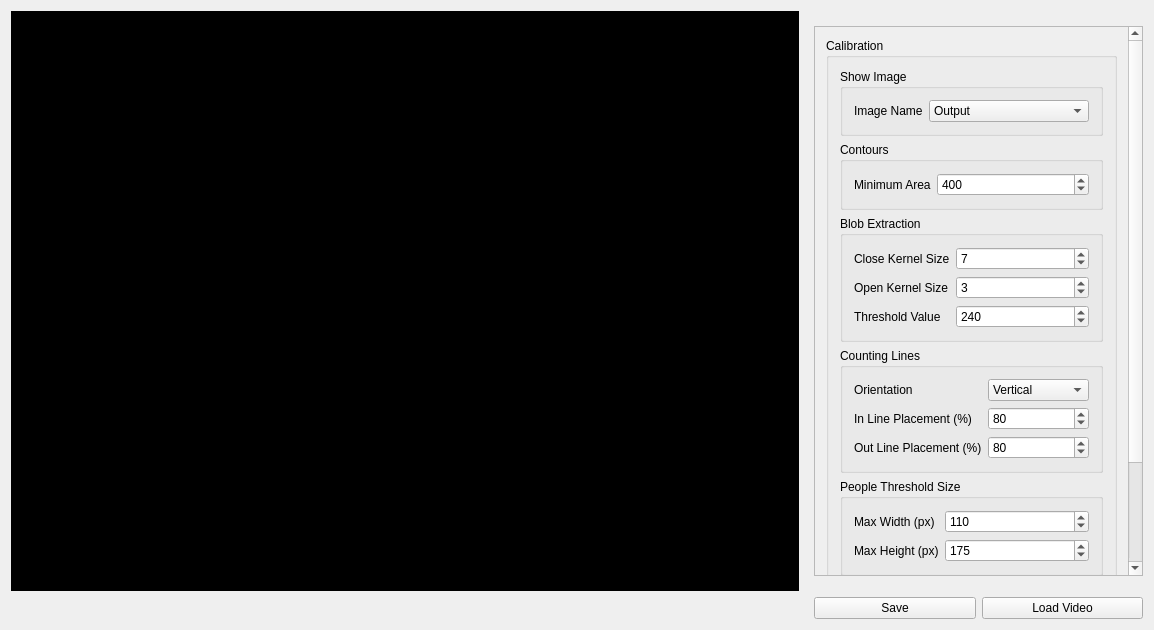
Old version of the form PeopleCountQT/PeopleCountQT/PeopleCountQT.ui in the repository Jonzy3000/FYP.
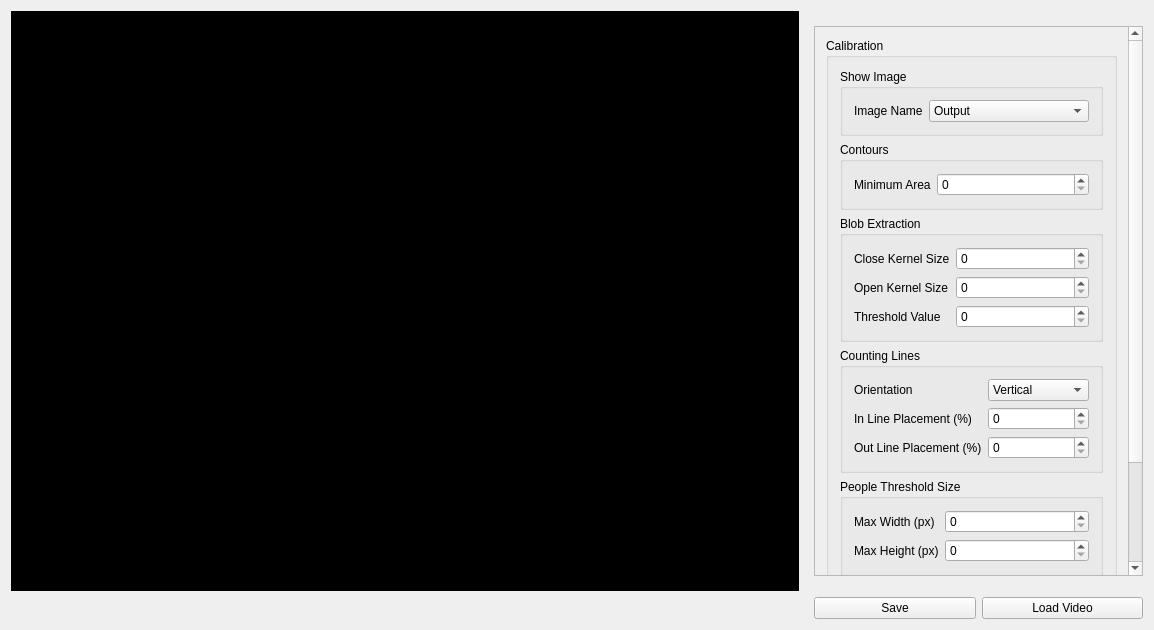
New version of the form.

What changed in the file:
```diff
--- a/PeopleCountQT/PeopleCountQT/PeopleCountQT.ui
+++ b/PeopleCountQT/PeopleCountQT/PeopleCountQT.ui
@@ -57,7 +57,7 @@
        <property name="geometry">
         <rect>
          <x>0</x>
-         <y>0</y>
+         <y>-73</y>
          <width>281</width>
          <height>621</height>
         </rect>
@@ -133,7 +133,7 @@
                  <number>1000</number>
                 </property>
                 <property name="value">
-                 <number>400</number>
+                 <number>0</number>
                 </property>
                </widget>
               </item>
@@ -173,7 +173,7 @@
                  <number>30</number>
                 </property>
                 <property name="value">
-                 <number>7</number>
+                 <number>0</number>
                 </property>
                </widget>
               </item>
@@ -183,7 +183,7 @@
                  <number>30</number>
                 </property>
                 <property name="value">
-                 <number>3</number>
+                 <number>0</number>
                 </property>
                </widget>
               </item>
@@ -193,7 +193,7 @@
                  <number>255</number>
                 </property>
                 <property name="value">
-                 <number>240</number>
+                 <number>0</number>
                 </property>
                </widget>
               </item>
@@ -250,7 +250,7 @@
                  <number>100</number>
                 </property>
                 <property name="value">
-                 <number>80</number>
+                 <number>0</number>
                 </property>
                </widget>
               </item>
@@ -260,7 +260,7 @@
                  <number>100</number>
                 </property>
                 <property name="value">
-                 <number>80</number>
+                 <number>0</number>
                 </property>
                </widget>
               </item>
@@ -299,7 +299,7 @@
                  <number>500</number>
                 </property>
                 <property name="value">
-                 <number>110</number>
+                 <number>0</number>
                 </property>
                </widget>
               </item>
@@ -309,7 +309,7 @@
                  <number>500</number>
                 </property>
                 <property name="value">
-                 <number>175</number>
+                 <number>0</number>
                 </property>
                </widget>
               </item>
```
Left out of the diff: 2 changed lines with no effect on the pictures.
